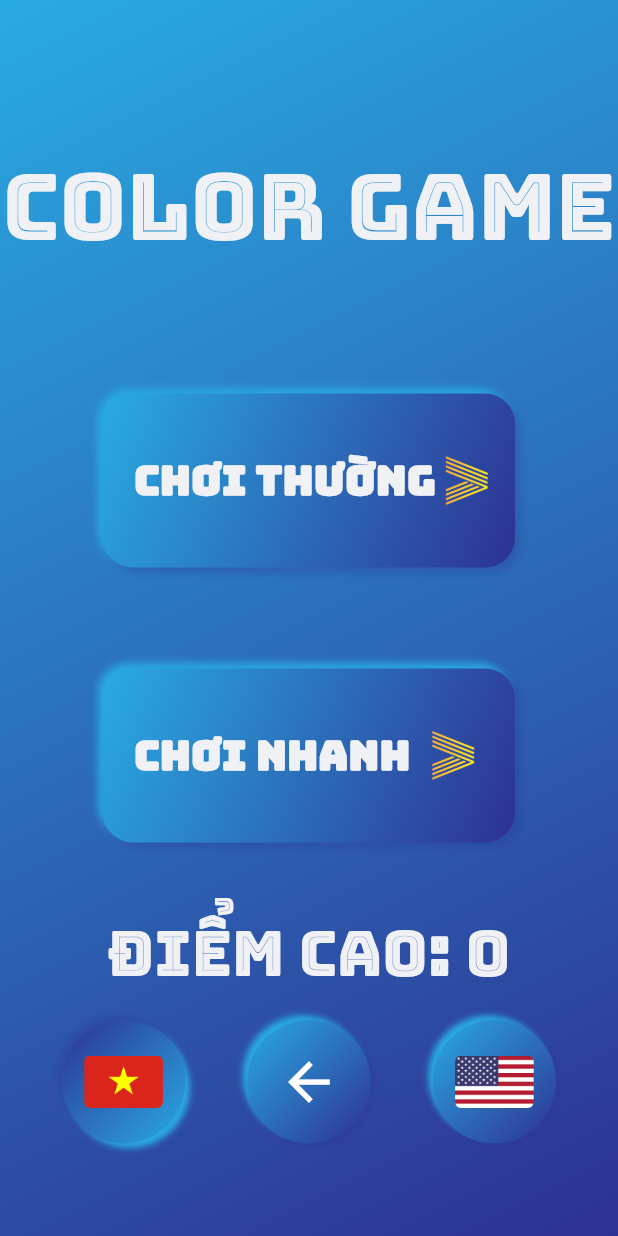
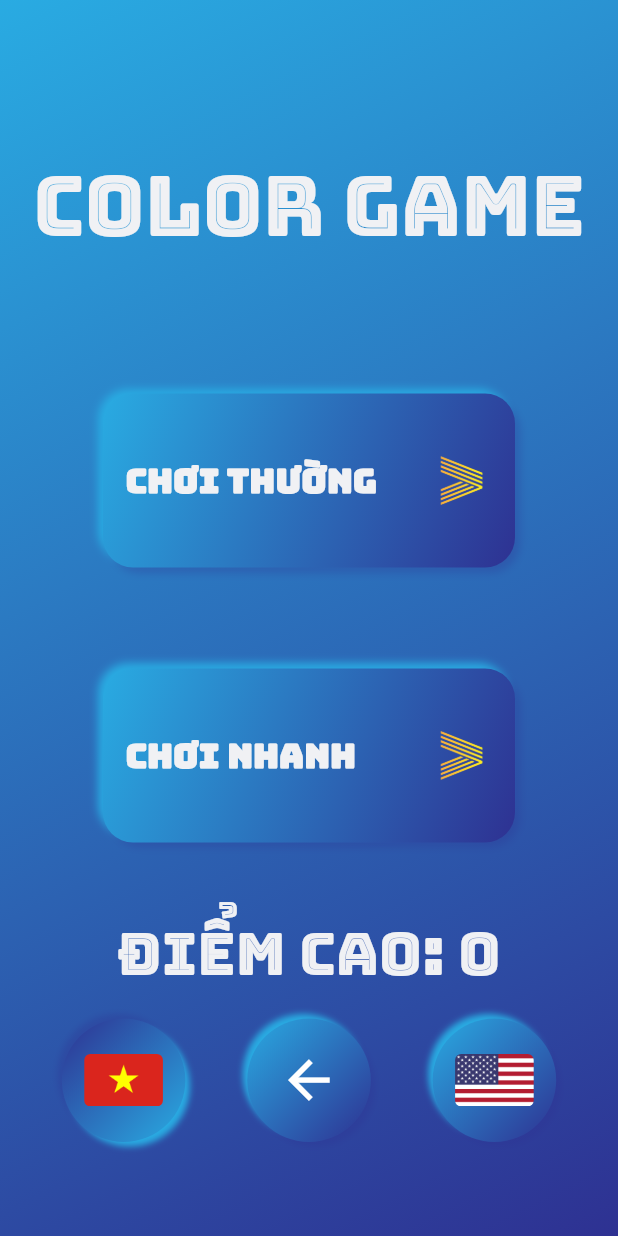
Before and after one commit to definev/colorGame, a Flutter app: the GameMode screen opened directly, on a phone screen of 412 x 824 dp. Run offline on Flutter 3.47's test engine with Material 2 defaults, Android fonts, the phone set to English and light mode, and no system bars; our stand-ins replace bloc, flutter_bloc, page_transition, shared_preferences; missing offline and left inert: firebase_admob, random_color; accounts and stored records are empty; project files that could hold a hidden picture were left out.

Commit message:
Change responsive style

```diff
--- a/lib/view/game_mode.dart
+++ b/lib/view/game_mode.dart
@@ -87,7 +87,7 @@ class _GameModeState extends State<GameMode> {
         style: TextStyle(
           fontWeight: FontWeight.w100,
           fontFamily: 'Bungee Inline',
-          fontSize: MediaQuery.of(context).size.height / 13.5,
+          fontSize: MediaQuery.of(context).size.width / 7.5,
           color: AppColors.textColor,
         ),
         textAlign: TextAlign.center,
@@ -111,7 +111,7 @@ class _GameModeState extends State<GameMode> {
                 style: TextStyle(
                   fontWeight: FontWeight.w100,
                   fontFamily: 'Bungee Inline',
-                  fontSize: MediaQuery.of(context).size.height / 20,
+                  fontSize: MediaQuery.of(context).size.width / 10.5,
                   color: AppColors.textColor,
                 ),
                 textAlign: TextAlign.center,
@@ -137,8 +137,7 @@ class _GameModeState extends State<GameMode> {
         borderRadius: BorderRadius.circular(20),
         child: Center(
           child: Padding(
-            padding: EdgeInsets.symmetric(
-                horizontal: MediaQuery.of(context).size.height / 40),
+            padding: EdgeInsets.symmetric(horizontal: 15),
             child: Row(
               mainAxisAlignment: MainAxisAlignment.spaceBetween,
               children: [
@@ -147,8 +146,9 @@ class _GameModeState extends State<GameMode> {
                   style: TextStyle(
                     fontWeight: FontWeight.w700,
                     fontFamily: 'Bungee',
-                      fontSize: MediaQuery.of(context).size.height / 30,
-                      color: AppColors.textColor),
+                    fontSize: MediaQuery.of(context).size.width / 18,
+                    color: AppColors.textColor,
+                  ),
                 ),
                 Image.asset('assets/arrow.png',
                     height: MediaQuery.of(context).size.height / 20),
@@ -179,7 +179,7 @@ class _GameModeState extends State<GameMode> {
         child: Center(
           child: Padding(
             padding: EdgeInsets.symmetric(
-                    horizontal: MediaQuery.of(context).size.height / 40,
+              horizontal: 15,
             ),
             child: Row(
               mainAxisAlignment: MainAxisAlignment.spaceBetween,
@@ -189,12 +189,15 @@ class _GameModeState extends State<GameMode> {
                   style: TextStyle(
                       fontWeight: FontWeight.w700,
                       fontFamily: 'Bungee',
-                              fontSize: MediaQuery.of(context).size.height / 30,
+                      fontSize: MediaQuery.of(context).size.width / 18,
                       color: AppColors.textColor),
                 ),
                 Image.asset('assets/arrow.png',
                     height: MediaQuery.of(context).size.height / 20),
-                      ]))),
+              ],
+            ),
+          ),
+        ),
         onTap: () {
           Navigator.push(
             context,
@@ -203,8 +206,11 @@ class _GameModeState extends State<GameMode> {
               child: BlocProvider<ColorPickerBloc>(
                 create: (context) => ColorPickerBloc(),
                 child: SpeedMode(),
-                    )));
-          })
+              ),
+            ),
+          );
+        },
+      ),
     ]);
   }
 
@@ -238,7 +244,11 @@ class _GameModeState extends State<GameMode> {
                         borderRadius: BorderRadius.circular(4),
                         child: Image.asset(
                           'assets/vn.png',
-                                ))))),
+                        ),
+                      ),
+                    ),
+                  ),
+                ),
                 NeuButton(
                   borderRadius: BorderRadius.circular(
                     MediaQuery.of(context).size.height / 10,
@@ -257,7 +267,10 @@ class _GameModeState extends State<GameMode> {
                         Icons.arrow_back,
                         size: MediaQuery.of(context).size.height / 20,
                         color: Colors.white,
-                        )))),
+                      ),
+                    ),
+                  ),
+                ),
                 NeuButton(
                   isChoose: state.language == "us" ? true : false,
                   borderRadius: BorderRadius.circular(
@@ -278,7 +291,11 @@ class _GameModeState extends State<GameMode> {
                     child: Center(
                       child: ClipRRect(
                         borderRadius: BorderRadius.circular(4),
-                                child: Image.asset('assets/us.png')))))
+                        child: Image.asset('assets/us.png'),
+                      ),
+                    ),
+                  ),
+                ),
               ]);
         }
         return Row(
@@ -296,7 +313,11 @@ class _GameModeState extends State<GameMode> {
                 child: Center(
                   child: ClipRRect(
                     borderRadius: BorderRadius.circular(4),
-                            child: Image.asset('assets/us.png'))))),
+                    child: Image.asset('assets/us.png'),
+                  ),
+                ),
+              ),
+            ),
             NeuButton(
               borderRadius: BorderRadius.circular(
                 MediaQuery.of(context).size.height / 10,
@@ -313,7 +334,10 @@ class _GameModeState extends State<GameMode> {
                     Icons.arrow_back,
                     size: MediaQuery.of(context).size.height / 20,
                     color: Colors.white,
-                    )))),
+                  ),
+                ),
+              ),
+            ),
             NeuButton(
               borderRadius: BorderRadius.circular(
                 MediaQuery.of(context).size.height / 10,
@@ -330,7 +354,10 @@ class _GameModeState extends State<GameMode> {
                     Icons.arrow_back,
                     size: MediaQuery.of(context).size.height / 20,
                     color: Colors.white,
-                    )))),
+                  ),
+                ),
+              ),
+            ),
             NeuButton(
               borderRadius: BorderRadius.circular(
                   MediaQuery.of(context).size.height / 10),
@@ -343,7 +370,11 @@ class _GameModeState extends State<GameMode> {
                 child: Center(
                   child: ClipRRect(
                     borderRadius: BorderRadius.circular(4),
-                            child: Image.asset('assets/vn.png')))))
+                    child: Image.asset('assets/vn.png'),
+                  ),
+                ),
+              ),
+            ),
           ],
         );
       },
--- a/pubspec.yaml
+++ b/pubspec.yaml
@@ -15,7 +15,7 @@ publish_to: 'none' # Remove this line if you wish to publish to pub.dev
 # In iOS, build-name is used as CFBundleShortVersionString while build-number used as CFBundleVersion.
 # Read more about iOS versioning at
 # https://developer.apple.com/library/archive/documentation/General/Reference/InfoPlistKeyReference/Articles/CoreFoundationKeys.html
-version: 2.0.0+6
+version: 2.0.0+7
 
 environment:
   sdk: ">=2.7.0 <3.0.0"
```
Also changed, not shown: lib/view/game_screen/normal_mode.dart (+26 -22 lines), lib/view/game_screen/speed_mode.dart (+21 -17 lines), lib/view/home_page.dart (+8 -8 lines), 1 other file. Lines whose indentation alone changed are shown as unchanged.
